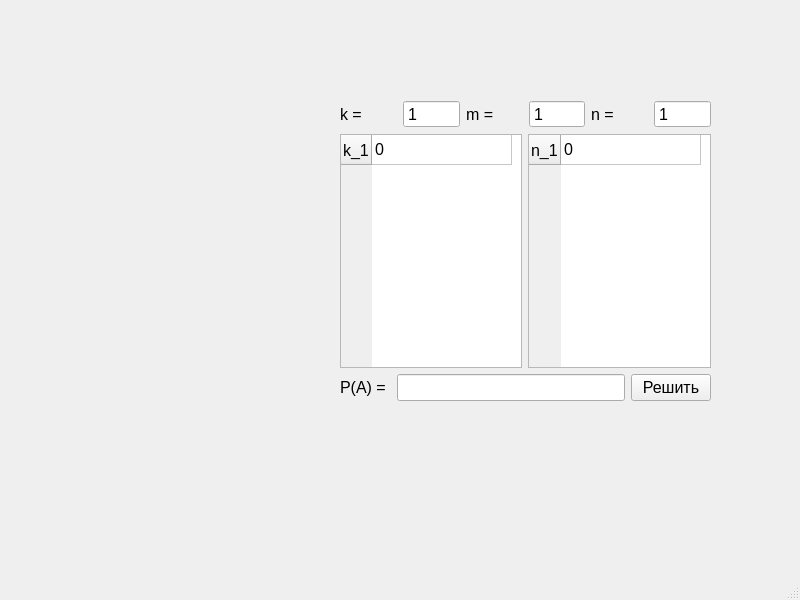
The window that ui.ui (DedZinoviy/terver_lab1_par2_num5) describes before a commit, drawn with Qt 5.
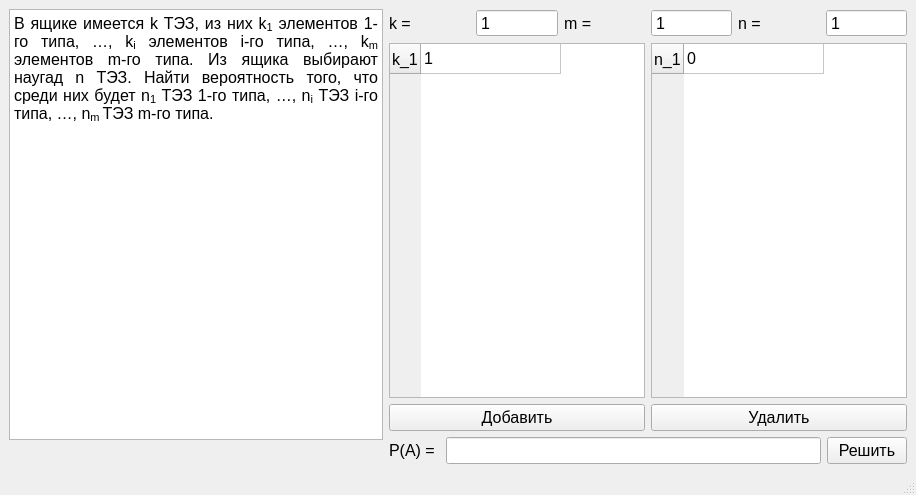
The same window after the commit. Icons and pictures are not drawn.

```diff
--- a/ui.ui
+++ b/ui.ui
@@ -6,31 +6,54 @@
    <rect>
     <x>0</x>
     <y>0</y>
-    <width>800</width>
-    <height>600</height>
+    <width>916</width>
+    <height>495</height>
    </rect>
   </property>
   <property name="windowTitle">
    <string>MainWindow</string>
   </property>
   <widget class="QWidget" name="centralwidget">
-   <widget class="QWidget" name="">
-    <property name="geometry">
-     <rect>
-      <x>340</x>
-      <y>100</y>
-      <width>371</width>
-      <height>301</height>
-     </rect>
-    </property>
-    <layout class="QGridLayout" name="gridLayout">
-     <item row="0" column="0" colspan="2">
+   <property name="font">
+    <font>
+     <pointsize>12</pointsize>
+    </font>
+   </property>
+   <layout class="QHBoxLayout" name="horizontalLayout_3">
+    <item>
+     <layout class="QVBoxLayout" name="verticalLayout_2">
+      <item>
+       <widget class="QTextEdit" name="textEdit">
+        <property name="readOnly">
+         <bool>true</bool>
+        </property>
+        <property name="html">
+         <string>&lt;!DOCTYPE HTML PUBLIC &quot;-//W3C//DTD HTML 4.0//EN&quot; &quot;http://www.w3.org/TR/REC-html40/strict.dtd&quot;&gt;
+&lt;html&gt;&lt;head&gt;&lt;meta name=&quot;qrichtext&quot; content=&quot;1&quot; /&gt;&lt;style type=&quot;text/css&quot;&gt;
+p, li { white-space: pre-wrap; }
+&lt;/style&gt;&lt;/head&gt;&lt;body style=&quot; font-family:'MS Shell Dlg 2'; font-size:12pt; font-weight:400; font-style:normal;&quot;&gt;
+&lt;p align=&quot;justify&quot; style=&quot; margin-top:0px; margin-bottom:0px; margin-left:0px; margin-right:0px; -qt-block-indent:0; text-indent:0px;&quot;&gt;В ящике имеется k ТЭЗ, из них k&lt;span style=&quot; vertical-align:sub;&quot;&gt;1&lt;/span&gt; элементов 1-го типа, …, k&lt;span style=&quot; vertical-align:sub;&quot;&gt;i&lt;/span&gt; элементов i-го типа, …, k&lt;span style=&quot; vertical-align:sub;&quot;&gt;m&lt;/span&gt; элементов m-го типа. Из ящика выбирают наугад n ТЭЗ. Найти вероятность того, что среди них будет n&lt;span style=&quot; vertical-align:sub;&quot;&gt;1&lt;/span&gt; ТЭЗ 1-го типа, …, n&lt;span style=&quot; vertical-align:sub;&quot;&gt;i&lt;/span&gt; ТЭЗ i-го типа, …, n&lt;span style=&quot; vertical-align:sub;&quot;&gt;m &lt;/span&gt;ТЭЗ m-го типа.&lt;/p&gt;&lt;/body&gt;&lt;/html&gt;</string>
+        </property>
+       </widget>
+      </item>
+      <item>
+       <widget class="QLabel" name="label">
+        <property name="text">
+         <string/>
+        </property>
+        <property name="pixmap">
+         <pixmap>img/img.jpg</pixmap>
+        </property>
+        <property name="alignment">
+         <set>Qt::AlignCenter</set>
+        </property>
+       </widget>
+      </item>
+     </layout>
+    </item>
+    <item>
       <layout class="QVBoxLayout" name="verticalLayout">
        <item>
-        <layout class="QHBoxLayout" name="horizontalLayout_8">
-         <item>
-          <layout class="QHBoxLayout" name="horizontalLayout_7">
-           <item>
             <layout class="QHBoxLayout" name="horizontalLayout">
              <item>
               <widget class="QLabel" name="k_label">
@@ -62,10 +85,6 @@
                </property>
               </widget>
              </item>
-            </layout>
-           </item>
-           <item>
-            <layout class="QHBoxLayout" name="horizontalLayout_3">
              <item>
               <widget class="QLabel" name="m_label">
                <property name="font">
@@ -102,10 +121,6 @@
                </property>
               </widget>
              </item>
-            </layout>
-           </item>
-           <item>
-            <layout class="QHBoxLayout" name="horizontalLayout_2">
              <item>
               <widget class="QLabel" name="n_label">
                <property name="font">
@@ -138,13 +153,9 @@
              </item>
             </layout>
            </item>
-          </layout>
-         </item>
-        </layout>
-       </item>
-      </layout>
-     </item>
-     <item row="1" column="0">
+      <item>
+       <layout class="QGridLayout" name="gridLayout">
+        <item row="0" column="0">
       <widget class="QTableWidget" name="k_table">
        <property name="font">
         <font>
@@ -181,12 +192,12 @@
        </column>
        <item row="0" column="0">
         <property name="text">
-         <string>0</string>
+            <string>1</string>
         </property>
        </item>
       </widget>
      </item>
-     <item row="1" column="1">
+        <item row="0" column="1">
       <widget class="QTableWidget" name="n_table">
        <property name="font">
         <font>
@@ -222,8 +233,34 @@
        </item>
       </widget>
      </item>
-     <item row="2" column="0" colspan="2">
-      <layout class="QHBoxLayout" name="horizontalLayout_9">
+        <item row="1" column="0">
+         <widget class="QPushButton" name="addButton">
+          <property name="font">
+           <font>
+            <pointsize>12</pointsize>
+           </font>
+          </property>
+          <property name="text">
+           <string>Добавить</string>
+          </property>
+         </widget>
+        </item>
+        <item row="1" column="1">
+         <widget class="QPushButton" name="removeButton">
+          <property name="font">
+           <font>
+            <pointsize>12</pointsize>
+           </font>
+          </property>
+          <property name="text">
+           <string>Удалить</string>
+          </property>
+         </widget>
+        </item>
+       </layout>
+      </item>
+      <item>
+       <layout class="QHBoxLayout" name="horizontalLayout_2">
        <item>
         <widget class="QLabel" name="P_label">
          <property name="font">
@@ -260,7 +297,8 @@
       </layout>
      </item>
     </layout>
-   </widget>
+    </item>
+   </layout>
   </widget>
   <widget class="QMenuBar" name="menubar">
    <property name="geometry">
```
Left out of the diff: 4 changed lines with no effect on the pictures. Lines whose indentation alone changed are shown as unchanged.
